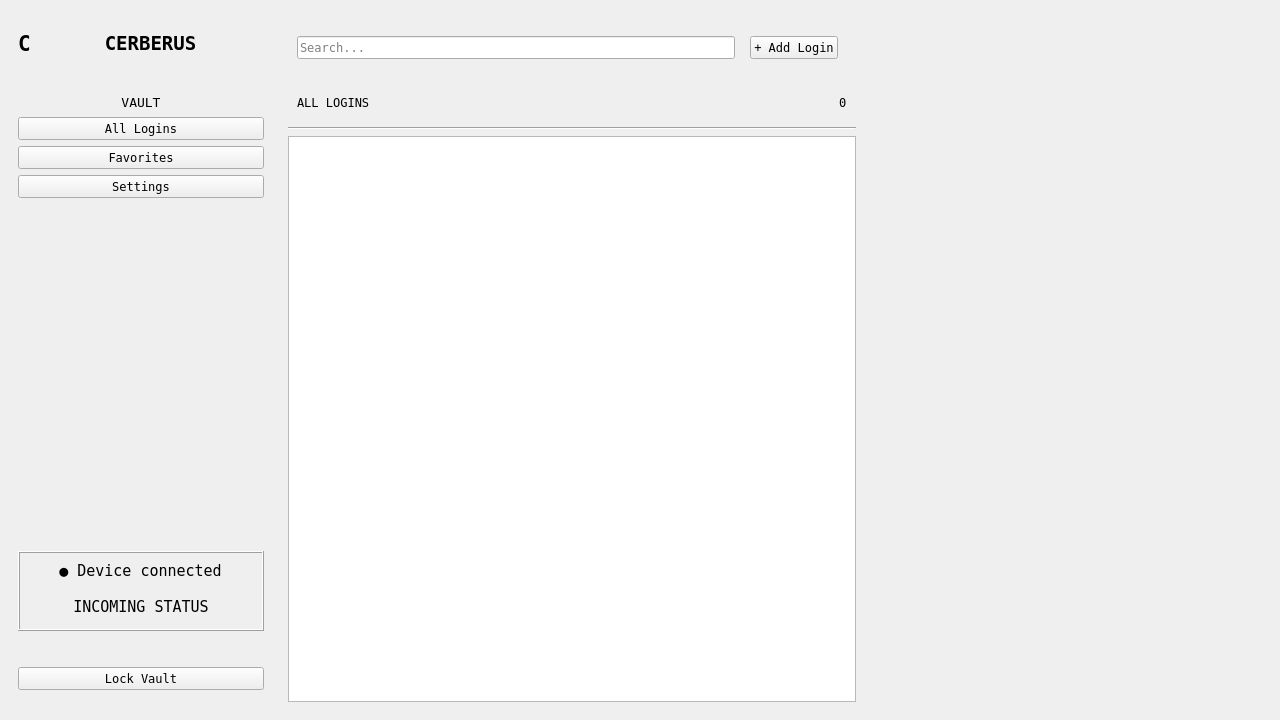
The window that CERBERUS-desktop/mainwindow.ui (Siammmmmmm/CERBERUS) describes before a commit, drawn with Qt 5.
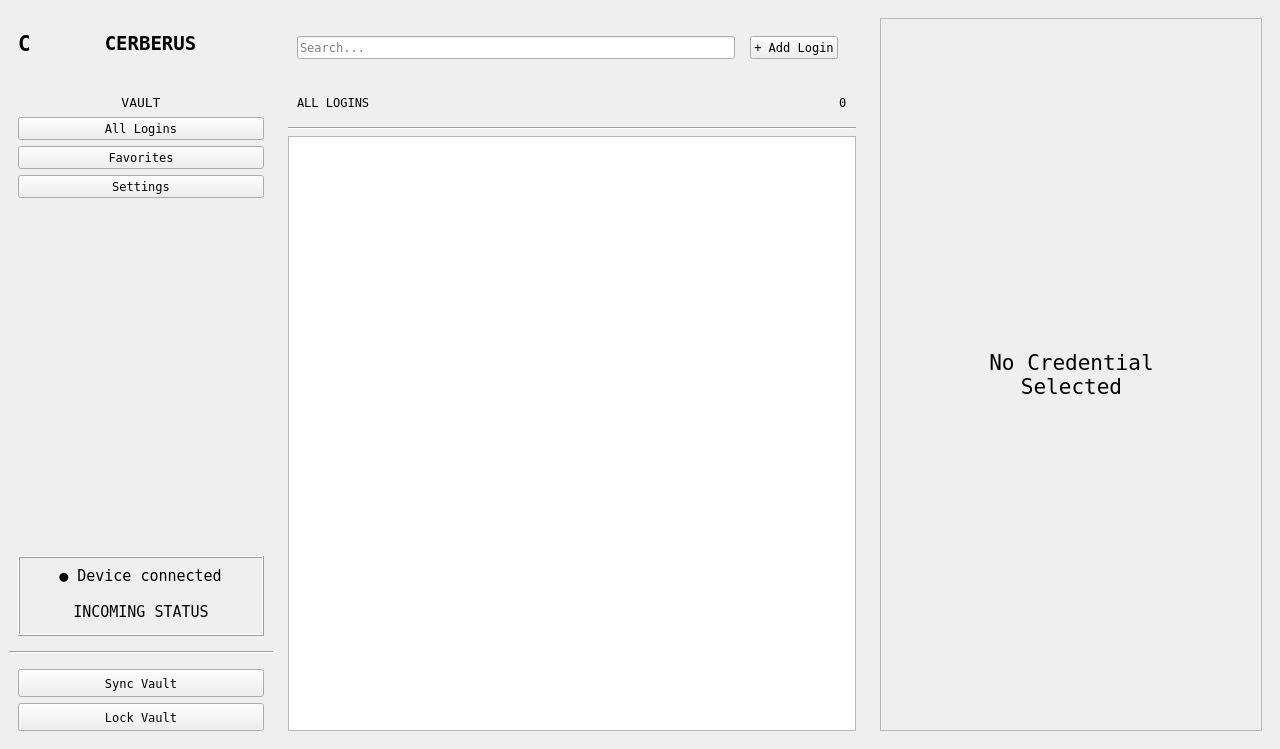
The same window after the commit. The open tabs and pages were chosen to show the change. Icons and pictures are not drawn.

What changed in the file:
```diff
--- a/CERBERUS-desktop/mainwindow.ui
+++ b/CERBERUS-desktop/mainwindow.ui
@@ -7,7 +7,7 @@
     <x>0</x>
     <y>0</y>
     <width>1280</width>
-    <height>720</height>
+    <height>741</height>
    </rect>
   </property>
   <property name="font">
@@ -115,7 +115,7 @@
        <item>
         <widget class="QWidget" name="navArea" native="true">
          <property name="sizePolicy">
-          <sizepolicy hsizetype="Preferred" vsizetype="Expanding">
+          <sizepolicy hsizetype="Preferred" vsizetype="MinimumExpanding">
            <horstretch>0</horstretch>
            <verstretch>0</verstretch>
           </sizepolicy>
@@ -203,25 +203,51 @@
          </layout>
         </widget>
        </item>
+       <item>
+        <widget class="Line" name="line_5">
+         <property name="orientation">
+          <enum>Qt::Orientation::Horizontal</enum>
+         </property>
+        </widget>
+       </item>
        <item>
         <widget class="QWidget" name="lockArea" native="true">
+         <property name="sizePolicy">
+          <sizepolicy hsizetype="Preferred" vsizetype="Expanding">
+           <horstretch>0</horstretch>
+           <verstretch>0</verstretch>
+          </sizepolicy>
+         </property>
          <property name="minimumSize">
           <size>
            <width>0</width>
-           <height>65</height>
+           <height>80</height>
           </size>
          </property>
          <property name="maximumSize">
           <size>
            <width>16777215</width>
-           <height>65</height>
+           <height>100</height>
           </size>
          </property>
-         <layout class="QHBoxLayout" name="horizontalLayout_3">
+         <layout class="QVBoxLayout" name="verticalLayout_18">
+          <item>
+           <widget class="QPushButton" name="syncBtn">
+            <property name="sizePolicy">
+             <sizepolicy hsizetype="Minimum" vsizetype="MinimumExpanding">
+              <horstretch>0</horstretch>
+              <verstretch>0</verstretch>
+             </sizepolicy>
+            </property>
+            <property name="text">
+             <string>Sync Vault</string>
+            </property>
+           </widget>
+          </item>
           <item>
            <widget class="QPushButton" name="lockBtn">
             <property name="sizePolicy">
-             <sizepolicy hsizetype="Minimum" vsizetype="Fixed">
+             <sizepolicy hsizetype="Minimum" vsizetype="MinimumExpanding">
               <horstretch>0</horstretch>
               <verstretch>0</verstretch>
              </sizepolicy>
@@ -432,7 +458,91 @@
          <property name="currentIndex">
           <number>1</number>
          </property>
-         <widget class="QWidget" name="page_3"/>
+         <widget class="QWidget" name="page_3">
+          <layout class="QVBoxLayout" name="verticalLayout_16">
+           <item>
+            <widget class="QFrame" name="placeholderFrame">
+             <property name="frameShape">
+              <enum>QFrame::Shape::StyledPanel</enum>
+             </property>
+             <property name="frameShadow">
+              <enum>QFrame::Shadow::Raised</enum>
+             </property>
+             <layout class="QGridLayout" name="gridLayout_2">
+              <item row="2" column="1">
+               <spacer name="verticalSpacer_4">
+                <property name="orientation">
+                 <enum>Qt::Orientation::Vertical</enum>
+                </property>
+                <property name="sizeHint" stdset="0">
+                 <size>
+                  <width>20</width>
+                  <height>40</height>
+                 </size>
+                </property>
+               </spacer>
+              </item>
+              <item row="0" column="1">
+               <spacer name="verticalSpacer_3">
+                <property name="orientation">
+                 <enum>Qt::Orientation::Vertical</enum>
+                </property>
+                <property name="sizeHint" stdset="0">
+                 <size>
+                  <width>20</width>
+                  <height>40</height>
+                 </size>
+                </property>
+               </spacer>
+              </item>
+              <item row="1" column="1">
+               <widget class="QLabel" name="placeholderText">
+                <property name="enabled">
+                 <bool>true</bool>
+                </property>
+                <property name="font">
+                 <font>
+                  <family>Terminal</family>
+                  <pointsize>12</pointsize>
+                  <bold>false</bold>
+                 </font>
+                </property>
+                <property name="text">
+                 <string>&lt;html&gt;&lt;head/&gt;&lt;body&gt;&lt;p align=&quot;center&quot;&gt;&lt;span style=&quot; font-size:16pt;&quot;&gt;No Credential&lt;br/&gt;Selected&lt;/span&gt;&lt;/p&gt;&lt;/body&gt;&lt;/html&gt;</string>
+                </property>
+               </widget>
+              </item>
+              <item row="1" column="0">
+               <spacer name="horizontalSpacer_2">
+                <property name="orientation">
+                 <enum>Qt::Orientation::Horizontal</enum>
+                </property>
+                <property name="sizeHint" stdset="0">
+                 <size>
+                  <width>40</width>
+                  <height>20</height>
+                 </size>
+                </property>
+               </spacer>
+              </item>
+              <item row="1" column="2">
+               <spacer name="horizontalSpacer_3">
+                <property name="orientation">
+                 <enum>Qt::Orientation::Horizontal</enum>
+                </property>
+                <property name="sizeHint" stdset="0">
+                 <size>
+                  <width>40</width>
+                  <height>20</height>
+                 </size>
+                </property>
+               </spacer>
+              </item>
+             </layout>
+            </widget>
+           </item>
+          </layout>
+         </widget>
          <widget class="QWidget" name="page_4">
           <layout class="QVBoxLayout" name="verticalLayout_6">
            <item>
```
Left out of the diff: 4 changed lines with no effect on the pictures.
